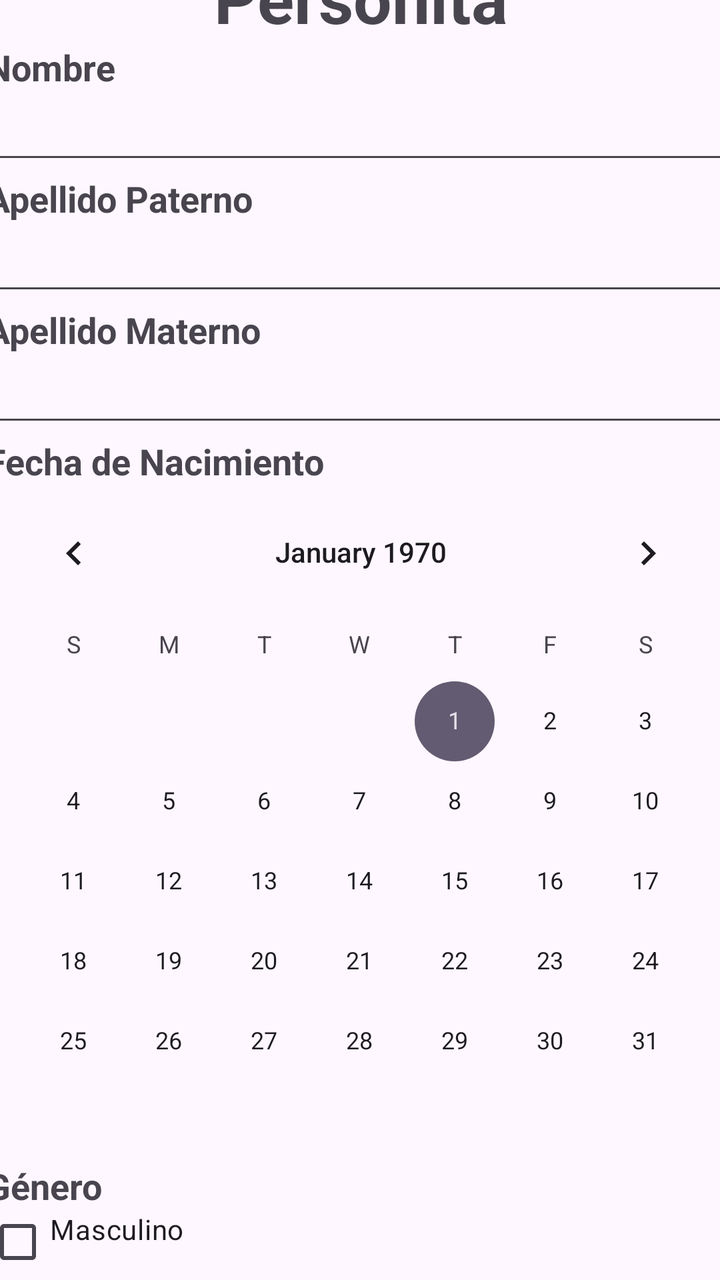
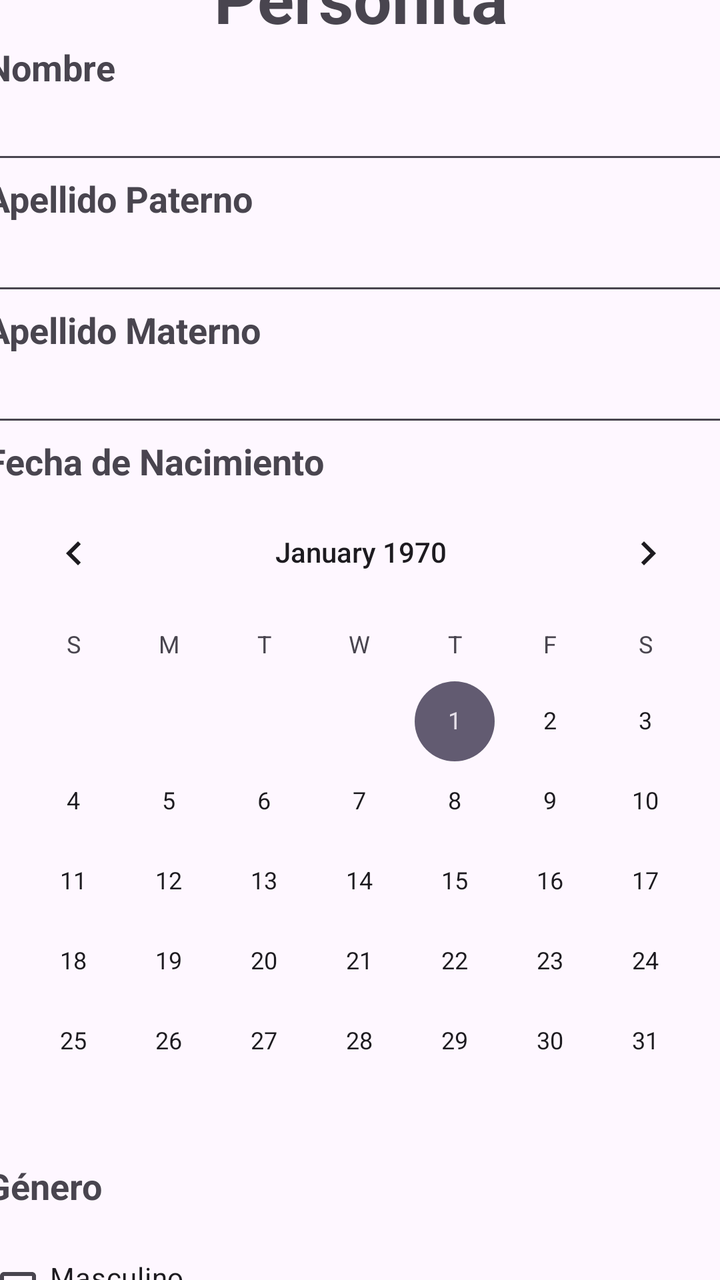

Screens rendered from an Android XML layout before and after an edit, with the pre-edit source and the edit as a unified diff.
<!-- AndroidManifest.xml: application theme Theme.SQLite_en_Android -->
<!-- res/layout/activity_main.xml -->
<?xml version="1.0" encoding="utf-8"?>
<androidx.constraintlayout.widget.ConstraintLayout
    xmlns:android="http://schemas.android.com/apk/res/android"
    xmlns:app="http://schemas.android.com/apk/res-auto"
    xmlns:tools="http://schemas.android.com/tools"
    android:id="@+id/main"
    android:layout_width="match_parent"
    android:layout_height="match_parent"
    tools:context=".MainActivity">

    <LinearLayout
        android:layout_width="375dp"
        android:layout_height="694dp"
        android:layout_marginTop="21dp"
        android:layout_marginBottom="16dp"
        android:orientation="vertical"
        app:layout_constraintBottom_toBottomOf="parent"
        app:layout_constraintEnd_toEndOf="parent"
        app:layout_constraintStart_toStartOf="parent"
        app:layout_constraintTop_toTopOf="parent"
        app:layout_constraintVertical_bias="0.5"
        app:layout_constraintHorizontal_bias="0.5">

        <TextView
            android:id="@+id/titulo"
            android:visibility="visible"
            android:layout_width="375dp"
            android:layout_height="wrap_content"
            android:text="@string/titulo"
            android:textStyle="bold"
            android:textSize="34sp"
            android:gravity="center"/>

        <ScrollView
            android:layout_width="match_parent"
            android:layout_height="match_parent">

            <LinearLayout
                android:layout_width="match_parent"
                android:layout_height="wrap_content"
                android:orientation="vertical">

                <TextView
                    android:id="@+id/nombre"
                    android:visibility="visible"
                    android:layout_width="match_parent"
                    android:layout_height="wrap_content"
                    android:text="@string/name"
                    android:textStyle="bold"
                    android:textSize="18sp"/>
                <EditText
                    android:id="@+id/lector_nombre"
                    android:visibility="visible"
                    android:layout_width="match_parent"
                    android:layout_height="wrap_content"
                    android:ems="10"
                    android:inputType="text"/>

                <TextView
                    android:id="@+id/apellido_p"
                    android:visibility="visible"
                    android:layout_width="match_parent"
                    android:layout_height="wrap_content"
                    android:text="@string/apellido_p"
                    android:textStyle="bold"
                    android:textSize="18sp"/>
                <EditText
                    android:id="@+id/lector_apellido_p"
                    android:visibility="visible"
                    android:layout_width="match_parent"
                    android:layout_height="wrap_content"
                    android:ems="10"
                    android:inputType="text"/>

                <TextView
                    android:id="@+id/apellido_m"
                    android:visibility="visible"
                    android:layout_width="match_parent"
                    android:layout_height="wrap_content"
                    android:text="@string/apellido_m"
                    android:textStyle="bold"
                    android:textSize="18sp"/>
                <EditText
                    android:id="@+id/lector_apellido_m"
                    android:visibility="visible"
                    android:layout_width="match_parent"
                    android:layout_height="wrap_content"
                    android:ems="10"
                    android:inputType="text"/>

                <TextView
                    android:id="@+id/fecha"
                    android:visibility="visible"
                    android:layout_width="match_parent"
                    android:layout_height="wrap_content"
                    android:text="@string/bdate"
                    android:textStyle="bold"
                    android:textSize="18sp"/>
                <CalendarView
                    android:id="@+id/fecha_calendario"
                    android:visibility="visible"
                    android:layout_width="match_parent"
                    android:layout_height="wrap_content"
                    android:ems="10"
                    android:inputType="text"/>

                <TextView
                    android:id="@+id/genero"
                    android:visibility="visible"
                    android:layout_width="match_parent"
                    android:layout_height="wrap_content"
                    android:text="@string/gender"
                    android:textStyle="bold"
                    android:textSize="18sp"/>
                <CheckBox
                    android:id="@+id/masculino"
                    android:layout_width="match_parent"
                    android:layout_height="wrap_content"
                    android:text="@string/male"
                    android:visibility="visible"
                    android:gravity="start"/>
                <CheckBox
                    android:id="@+id/femenino"
                    android:layout_width="match_parent"
                    android:layout_height="wrap_content"
                    android:text="@string/female"
                    android:visibility="visible"
                    android:gravity="start"/>
                <CheckBox
                    android:id="@+id/nobinario"
                    android:layout_width="match_parent"
                    android:layout_height="wrap_content"
                    android:text="@string/nonbinary"
                    android:visibility="visible"
                    android:gravity="start"/>

                <TextView
                    android:id="@+id/otro_genero"
                    android:layout_width="match_parent"
                    android:layout_height="wrap_content"
                    android:text="@string/other_gender"/>
                <EditText
                    android:id="@+id/lector_otro_genero"
                    android:layout_width="match_parent"
                    android:layout_height="wrap_content"
                    android:ems="10"
                    android:inputType="text"/>

                <Button
                    android:id="@+id/boton_guardar"
                    android:visibility="visible"
                    android:layout_width="match_parent"
                    android:layout_height="wrap_content"
                    android:text="@string/save"/>

                <ListView
                    android:id="@+id/lista_personitas"
                    android:layout_width="match_parent"
                    android:layout_height="199dp"/>
            </LinearLayout>
        </ScrollView>

    </LinearLayout>

</androidx.constraintlayout.widget.ConstraintLayout>
<!-- resources referenced by this layout -->
<resources>
  <string name="apellido_m">Apellido Materno</string>
  <string name="apellido_p">Apellido Paterno</string>
  <string name="bdate">Fecha de Nacimiento</string>
  <string name="female">Femenino</string>
  <string name="gender">Género</string>
  <string name="male">Masculino</string>
  <string name="name">Nombre</string>
  <string name="nonbinary">No Binario</string>
  <string name="other_gender">Otro</string>
  <string name="save">Guardar</string>
  <string name="titulo">Personita</string>
  <style name="Theme.SQLite_en_Android" parent="Base.Theme.SQLite_en_Android" />
  <style name="Base.Theme.SQLite_en_Android" parent="Theme.Material3.DayNight.NoActionBar">
          
          
      </style>
</resources>

<!-- the commit's change to res/layout/activity_main.xml (unified diff, before → after) -->
@@ -111,7 +111,8 @@
                     android:layout_height="wrap_content"
                     android:text="@string/gender"
                     android:textStyle="bold"
-                    android:textSize="18sp"/>
+                    android:textSize="18sp"
+                    android:layout_marginBottom="24dp"/>
                 <CheckBox
                     android:id="@+id/masculino"
                     android:layout_width="match_parent"
